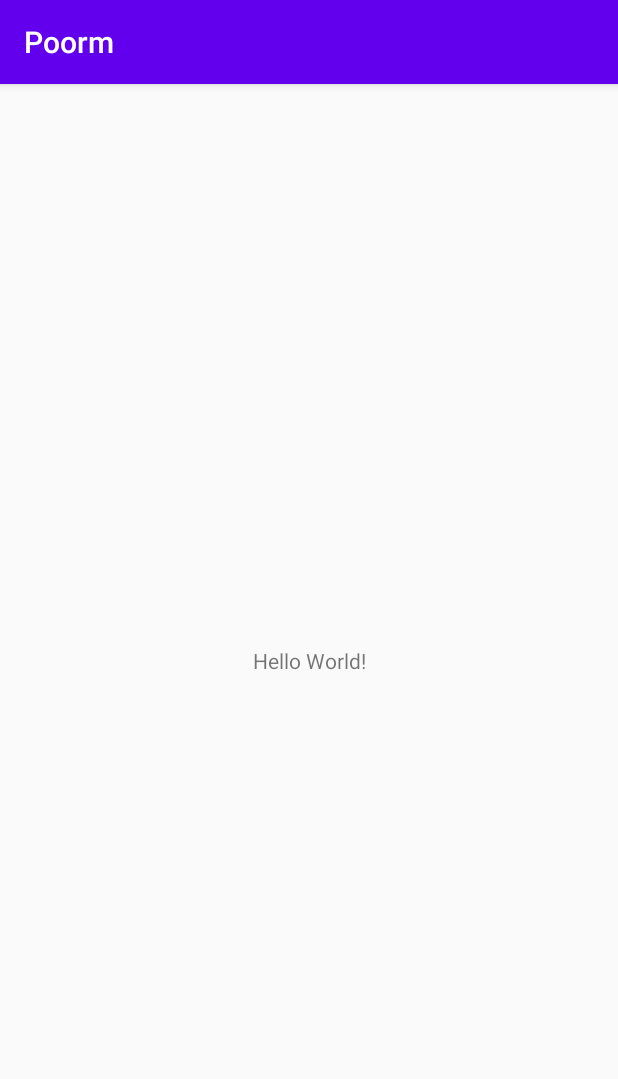
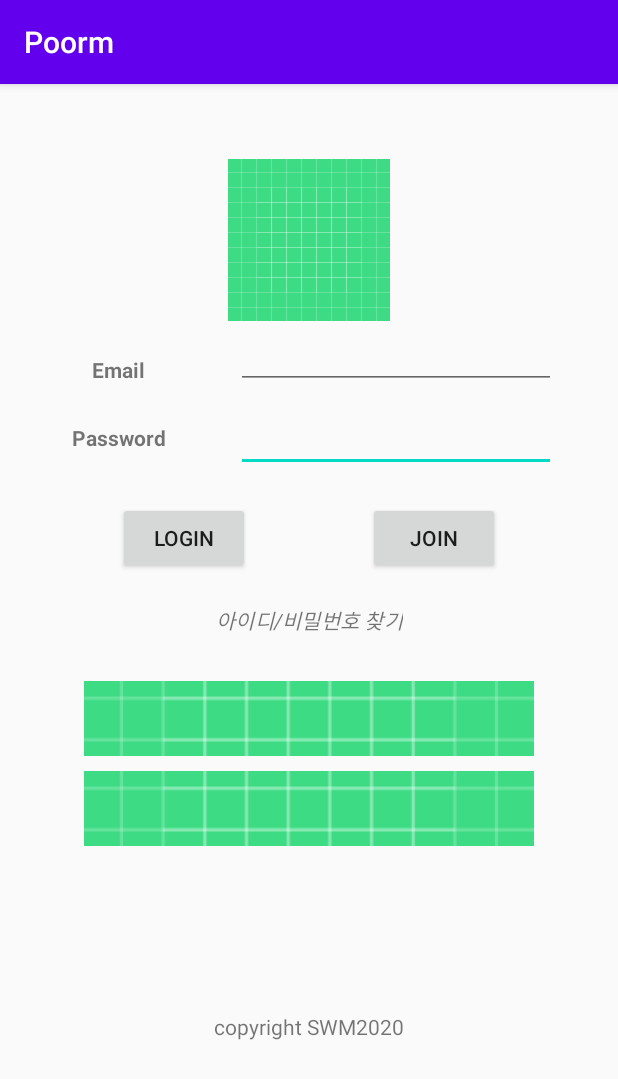
Before and after one commit to cheolyeing/Poorm, an Android app: the screen it shows after launch (MainActivity), on a phone screen of 412 x 824 dp. Shown: the top 1079 px of the screen. Run offline under Robolectric (Android 15) with nearby library versions, the phone set to English and light mode, and no system bars.

Commit message:
Create layout - login

```diff
--- a/app/build.gradle
+++ b/app/build.gradle
@@ -30,6 +30,7 @@ dependencies {
     implementation 'androidx.core:core-ktx:1.3.0'
     implementation 'androidx.appcompat:appcompat:1.1.0'
     implementation 'androidx.constraintlayout:constraintlayout:1.1.3'
+    implementation 'com.google.android.material:material:1.1.0'
     testImplementation 'junit:junit:4.12'
     androidTestImplementation 'androidx.test.ext:junit:1.1.1'
     androidTestImplementation 'androidx.test.espresso:espresso-core:3.2.0'
--- a/app/src/main/java/com/example/poorm/MainActivity.kt
+++ b/app/src/main/java/com/example/poorm/MainActivity.kt
@@ -6,6 +6,6 @@ import android.os.Bundle
 class MainActivity : AppCompatActivity() {
     override fun onCreate(savedInstanceState: Bundle?) {
         super.onCreate(savedInstanceState)
-        setContentView(R.layout.activity_main)
+        setContentView(R.layout.activity_login)
     }
 }
--- /dev/null
+++ b/app/src/main/res/layout/activity_login.xml
@@ -0,0 +1,137 @@
+<?xml version="1.0" encoding="utf-8"?>
+<androidx.constraintlayout.widget.ConstraintLayout xmlns:android="http://schemas.android.com/apk/res/android"
+    xmlns:app="http://schemas.android.com/apk/res-auto"
+    xmlns:tools="http://schemas.android.com/tools"
+    android:layout_width="match_parent"
+    android:layout_height="match_parent">
+
+    <ImageView
+        android:id="@+id/imageView"
+        android:layout_width="wrap_content"
+        android:layout_height="wrap_content"
+        android:layout_marginTop="50dp"
+        android:contentDescription="@string/imgErr"
+        app:layout_constraintEnd_toEndOf="parent"
+        app:layout_constraintStart_toStartOf="parent"
+        app:layout_constraintTop_toTopOf="parent"
+        app:srcCompat="@drawable/ic_launcher_background" />
+
+    <TextView
+        android:id="@+id/textView2"
+        android:layout_width="75dp"
+        android:layout_height="25dp"
+        android:layout_marginTop="20dp"
+        android:gravity="center"
+        android:text="Email"
+        android:textStyle="bold"
+        app:layout_constraintBottom_toBottomOf="@+id/editTextTextEmailAddress"
+        app:layout_constraintEnd_toStartOf="@+id/editTextTextEmailAddress"
+        app:layout_constraintHorizontal_bias="0.5"
+        app:layout_constraintStart_toStartOf="parent"
+        app:layout_constraintTop_toTopOf="@+id/editTextTextEmailAddress" />
+
+    <TextView
+        android:id="@+id/textView3"
+        android:layout_width="75dp"
+        android:layout_height="25dp"
+        android:gravity="center"
+        android:text="Password"
+        android:textStyle="bold"
+        app:layout_constraintBottom_toBottomOf="@+id/editTextTextPassword"
+        app:layout_constraintEnd_toStartOf="@+id/editTextTextPassword"
+        app:layout_constraintHorizontal_bias="0.5"
+        app:layout_constraintStart_toStartOf="parent"
+        app:layout_constraintTop_toTopOf="@+id/editTextTextPassword" />
+
+    <EditText
+        android:id="@+id/editTextTextPassword"
+        android:layout_width="wrap_content"
+        android:layout_height="wrap_content"
+        android:layout_marginTop="10dp"
+        android:ems="10"
+        android:inputType="textPassword"
+        app:layout_constraintEnd_toEndOf="parent"
+        app:layout_constraintHorizontal_bias="0.5"
+        app:layout_constraintStart_toEndOf="@+id/textView3"
+        app:layout_constraintTop_toBottomOf="@+id/editTextTextEmailAddress" />
+
+    <EditText
+        android:id="@+id/editTextTextEmailAddress"
+        android:layout_width="wrap_content"
+        android:layout_height="wrap_content"
+        android:ems="10"
+        android:inputType="textEmailAddress"
+        app:layout_constraintEnd_toEndOf="parent"
+        app:layout_constraintHorizontal_bias="0.5"
+        app:layout_constraintStart_toEndOf="@+id/textView2"
+        app:layout_constraintTop_toBottomOf="@+id/imageView" />
+
+    <Button
+        android:id="@+id/button"
+        android:layout_width="wrap_content"
+        android:layout_height="wrap_content"
+        android:layout_marginTop="20dp"
+        android:text="Login"
+        app:layout_constraintEnd_toStartOf="@+id/button2"
+        app:layout_constraintStart_toStartOf="parent"
+        app:layout_constraintTop_toBottomOf="@+id/editTextTextPassword" />
+
+    <Button
+        android:id="@+id/button2"
+        android:layout_width="wrap_content"
+        android:layout_height="wrap_content"
+        android:text="Join"
+        app:layout_constraintBottom_toBottomOf="@+id/button"
+        app:layout_constraintEnd_toEndOf="parent"
+        app:layout_constraintHorizontal_bias="0.5"
+        app:layout_constraintStart_toEndOf="@+id/button"
+        app:layout_constraintTop_toTopOf="@+id/button"
+        app:layout_constraintVertical_bias="1.0" />
+
+    <TextView
+        android:id="@+id/textView4"
+        android:layout_width="wrap_content"
+        android:layout_height="wrap_content"
+        android:layout_marginBottom="20dp"
+        android:text="copyright SWM2020"
+        app:layout_constraintBottom_toBottomOf="parent"
+        app:layout_constraintEnd_toEndOf="parent"
+        app:layout_constraintStart_toStartOf="parent"
+        app:layout_constraintTop_toBottomOf="@+id/imageButton3" />
+
+    <ImageButton
+        android:id="@+id/imageButton2"
+        android:layout_width="300dp"
+        android:layout_height="50dp"
+        android:layout_marginTop="30dp"
+        android:background="#FFFFFF"
+        android:scaleType="centerCrop"
+        app:layout_constraintEnd_toEndOf="parent"
+        app:layout_constraintStart_toStartOf="parent"
+        app:layout_constraintTop_toBottomOf="@+id/textView6"
+        app:srcCompat="@drawable/ic_launcher_background" />
+
+    <ImageButton
+        android:id="@+id/imageButton3"
+        android:layout_width="300dp"
+        android:layout_height="50dp"
+        android:layout_marginTop="10dp"
+        android:background="#FFFFFF"
+        android:scaleType="centerCrop"
+        app:layout_constraintEnd_toEndOf="parent"
+        app:layout_constraintStart_toStartOf="parent"
+        app:layout_constraintTop_toBottomOf="@+id/imageButton2"
+        app:srcCompat="@drawable/ic_launcher_background" />
+
+    <TextView
+        android:id="@+id/textView6"
+        android:layout_width="wrap_content"
+        android:layout_height="wrap_content"
+        android:layout_marginTop="20dp"
+        android:text="아이디/비밀번호 찾기"
+        android:textStyle="italic"
+        app:layout_constraintEnd_toEndOf="parent"
+        app:layout_constraintStart_toStartOf="parent"
+        app:layout_constraintTop_toBottomOf="@+id/button" />
+
+</androidx.constraintlayout.widget.ConstraintLayout>
--- a/app/src/main/res/layout/activity_main.xml
+++ b/app/src/main/res/layout/activity_main.xml
@@ -7,12 +7,15 @@
     tools:context=".MainActivity">
 
     <TextView
+        android:id="@+id/textView"
         android:layout_width="wrap_content"
         android:layout_height="wrap_content"
+        android:layout_marginLeft="100dp"
+        android:layout_marginRight="100dp"
         android:text="Hello World!"
         app:layout_constraintBottom_toBottomOf="parent"
         app:layout_constraintLeft_toLeftOf="parent"
         app:layout_constraintRight_toRightOf="parent"
-        app:layout_constraintTop_toTopOf="parent" />
+        app:layout_constraintTop_toBottomOf="parent" />
 
 </androidx.constraintlayout.widget.ConstraintLayout>
--- a/app/src/main/res/values/strings.xml
+++ b/app/src/main/res/values/strings.xml
@@ -1,3 +1,4 @@
 <resources>
     <string name="app_name">Poorm</string>
+    <string name="imgErr">Image Not Loaded!</string>
 </resources>
```
